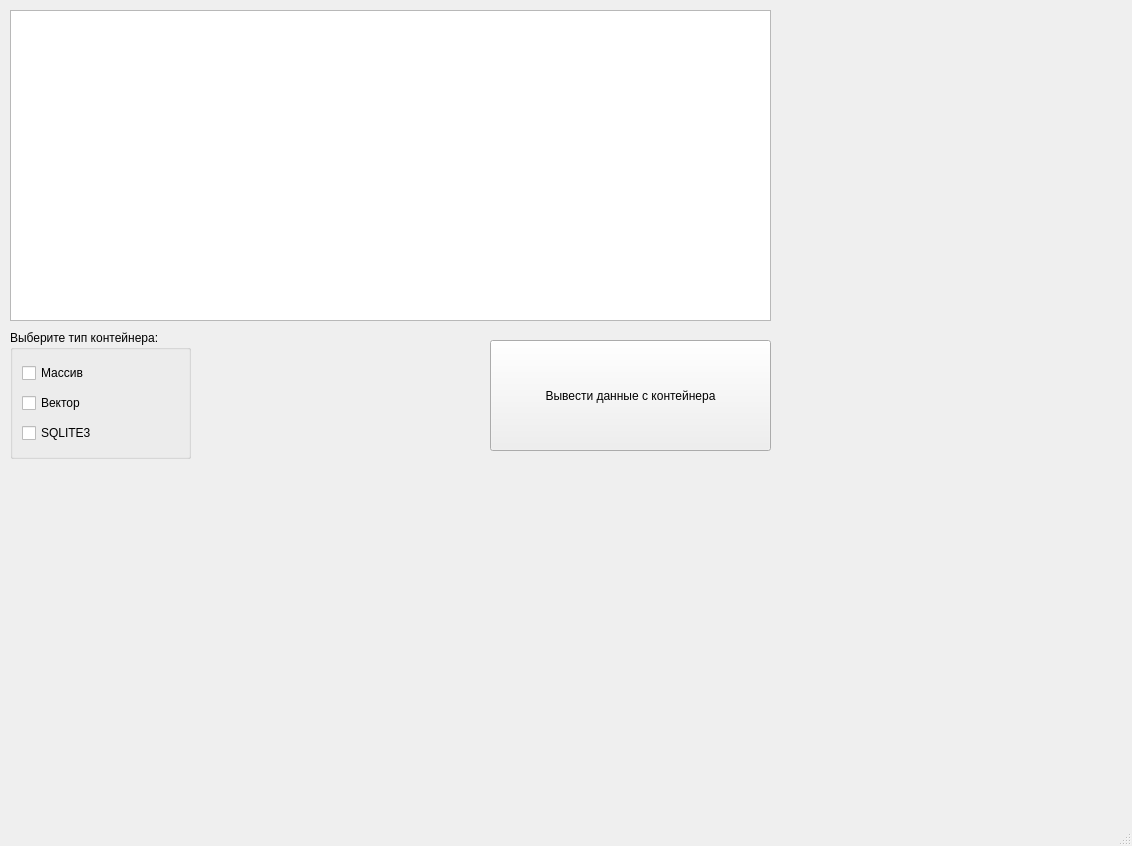
Qt form mainwindow.ui (lzlaG/SQLITE_APP) before a commit.
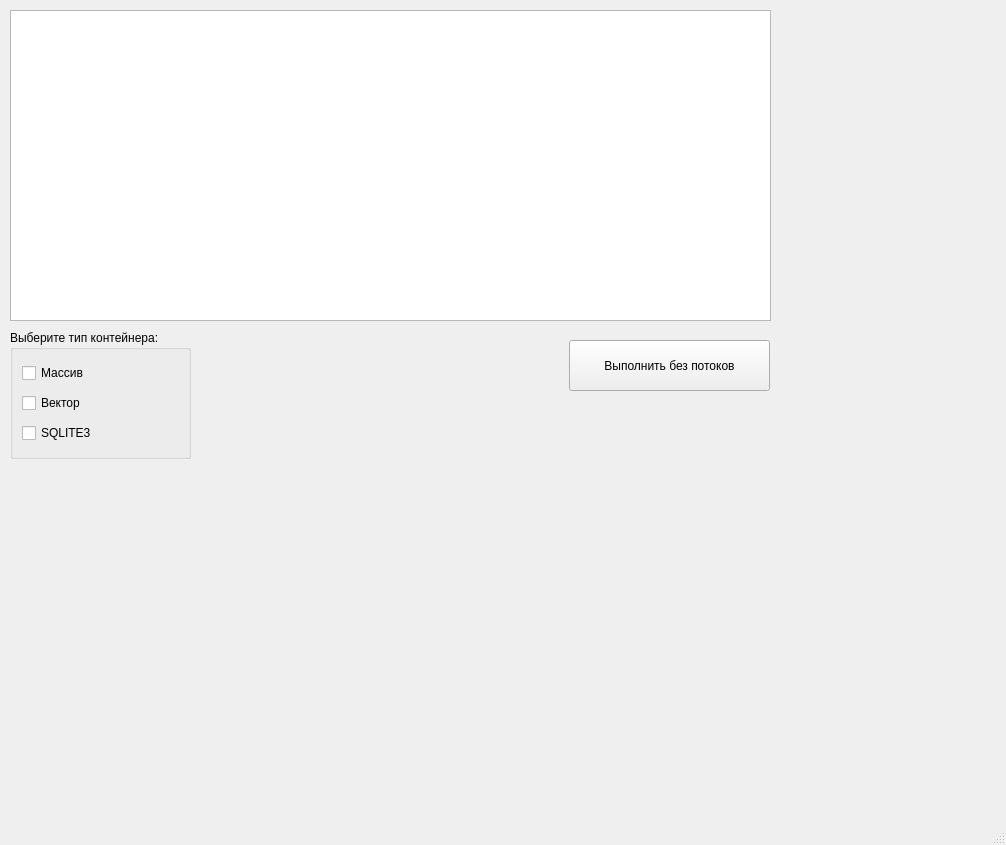
The same form after that commit.

Commit message: no thread button. temporarly remove one thread

What changed in the file:
```diff
--- a/mainwindow.ui
+++ b/mainwindow.ui
@@ -6,8 +6,8 @@
    <rect>
     <x>0</x>
     <y>0</y>
-    <width>1132</width>
-    <height>846</height>
+    <width>1006</width>
+    <height>845</height>
    </rect>
   </property>
   <property name="windowTitle">
@@ -29,7 +29,7 @@
      <rect>
       <x>780</x>
       <y>10</y>
-      <width>331</width>
+      <width>201</width>
       <height>301</height>
      </rect>
     </property>
@@ -76,14 +76,14 @@
    <widget class="QPushButton" name="FillContainer">
     <property name="geometry">
      <rect>
-      <x>490</x>
+      <x>569</x>
       <y>340</y>
-      <width>281</width>
-      <height>111</height>
+      <width>201</width>
+      <height>51</height>
      </rect>
     </property>
     <property name="text">
-     <string>Вывести данные с контейнера</string>
+     <string>Выполнить без потоков</string>
     </property>
    </widget>
   </widget>
```
Left out of the diff: 23 changed lines with no effect on the pictures. The commit also changes 4 other files.
